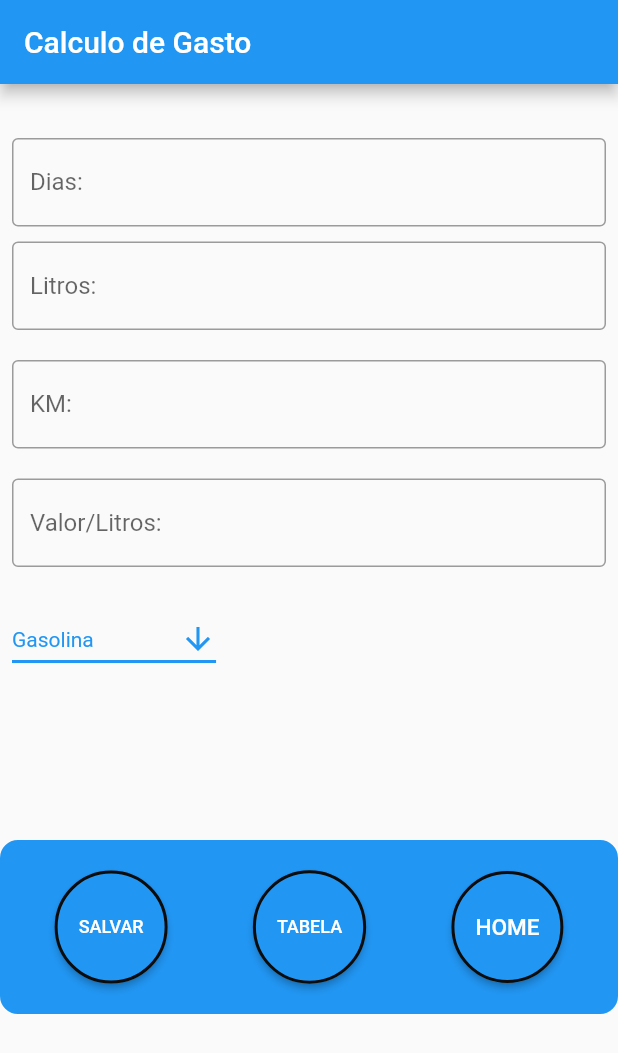
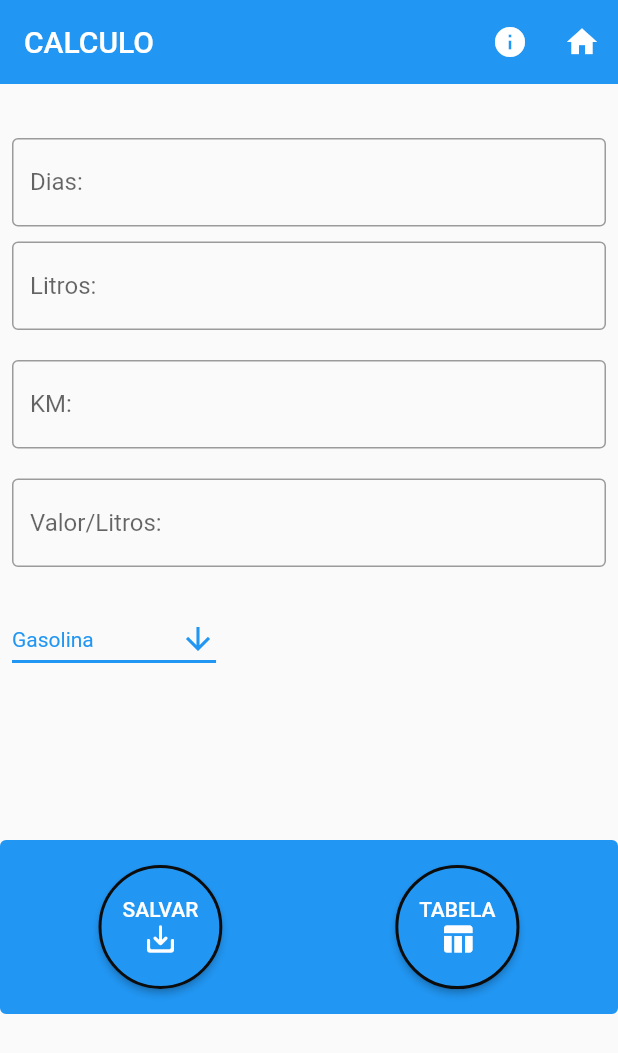
Before and after one commit to Egit777/TCC, a Flutter app: the screen it shows after launch, on a phone screen of 412 x 824 dp. Shown: the top 1053 px of the screen. Run offline on Flutter 3.47's test engine with Material 2 defaults, Android fonts, the phone set to English and light mode, and no system bars.

Commit message:
atualização

```diff
--- a/lib/telaCalculo.dart
+++ b/lib/telaCalculo.dart
@@ -33,7 +33,18 @@ class _TelaCalculoState extends State<TelaCalculo> {
   Widget build(BuildContext context) {
     return Scaffold(
       appBar: AppBar(
-        title: const Text('Calculo de Gasto'),
+        elevation: 0,
+        title: const Text('CALCULO'),
+        actions: [
+          IconButton(
+            icon: const Icon(Icons.info),
+            onPressed: () {},
+          ),
+          IconButton(
+            icon: const Icon(Icons.home),
+            onPressed: () {},
+          ),
+        ],
       ),
       body: ListView(children: [
         Column(children: [
@@ -106,7 +117,7 @@ class _TelaCalculoState extends State<TelaCalculo> {
                 color: Colors.blue,
                 width: 8,
               ),
-              borderRadius: BorderRadius.circular(12),
+              borderRadius: BorderRadius.circular(4),
             ),
             child: Row(
                 mainAxisAlignment: MainAxisAlignment.spaceAround,
@@ -129,11 +140,13 @@ class _TelaCalculoState extends State<TelaCalculo> {
                         Navigator.of(context).pushReplacement(MaterialPageRoute(
                             builder: (context) => PageTabelaCalculo()));
                       },
-                      child: const Text('SALVAR',
-                          style: TextStyle(
-                            color: Color.fromARGB(255, 255, 255, 255),
-                            fontSize: 12,
-                          )),
+                      child: Column(
+                        mainAxisAlignment: MainAxisAlignment.center,
+                        children: [
+                          Text('SALVAR'),
+                          Icon(Icons.save_alt_rounded),
+                        ],
+                      ),
                     ),
                   ),
                   Container(
@@ -149,34 +162,17 @@ class _TelaCalculoState extends State<TelaCalculo> {
                         Navigator.of(context).pushReplacement(MaterialPageRoute(
                             builder: (context) => PageTabelaCalculo()));
                       },
-                      child: const Text('TABELA',
-                          style: TextStyle(
-                            color: Color.fromARGB(255, 255, 255, 255),
-                            fontSize: 12,
-                          )),
-                    ),
-                  ),
-                  // HOME //
-                  Container(
-                    height: 100,
-                    child: ElevatedButton(
-                      style: TextButton.styleFrom(
-                        side: const BorderSide(
-                            width: 2.0, color: Color.fromARGB(255, 12, 12, 12)),
-                        shape: CircleBorder(),
-                        primary: const Color.fromARGB(255, 255, 254, 254),
+                      child: Column(
+                        mainAxisAlignment: MainAxisAlignment.center,
+                        children: [
+                          Text('TABELA'),
+                          Icon(Icons.table_chart),
+                        ],
                       ),
-                      onPressed: () {},
-                      child: const Text('HOME',
-                          style: TextStyle(
-                            color: Color.fromARGB(255, 255, 255, 255),
-                            fontSize: 15,
-                          )),
                     ),
                   ),
                 ]),
           ),
-          const SizedBox(height: 30),
         ]),
       ]),
     );
```
Also changed, not shown: lib/tabelaDoCalculo.dart (+12 -20 lines).
